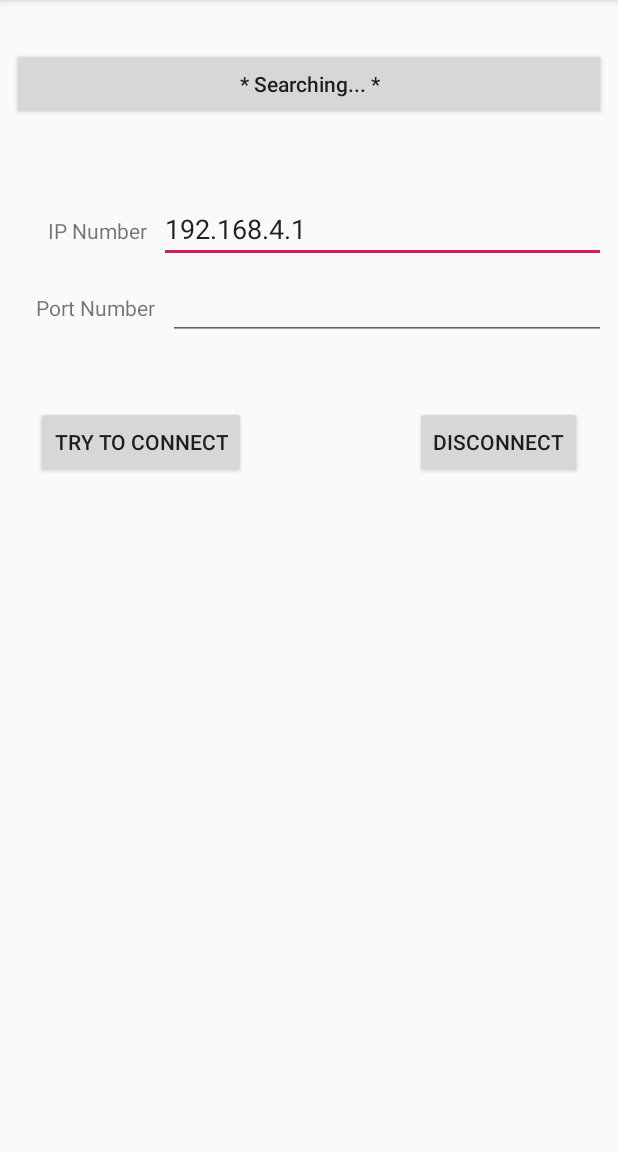
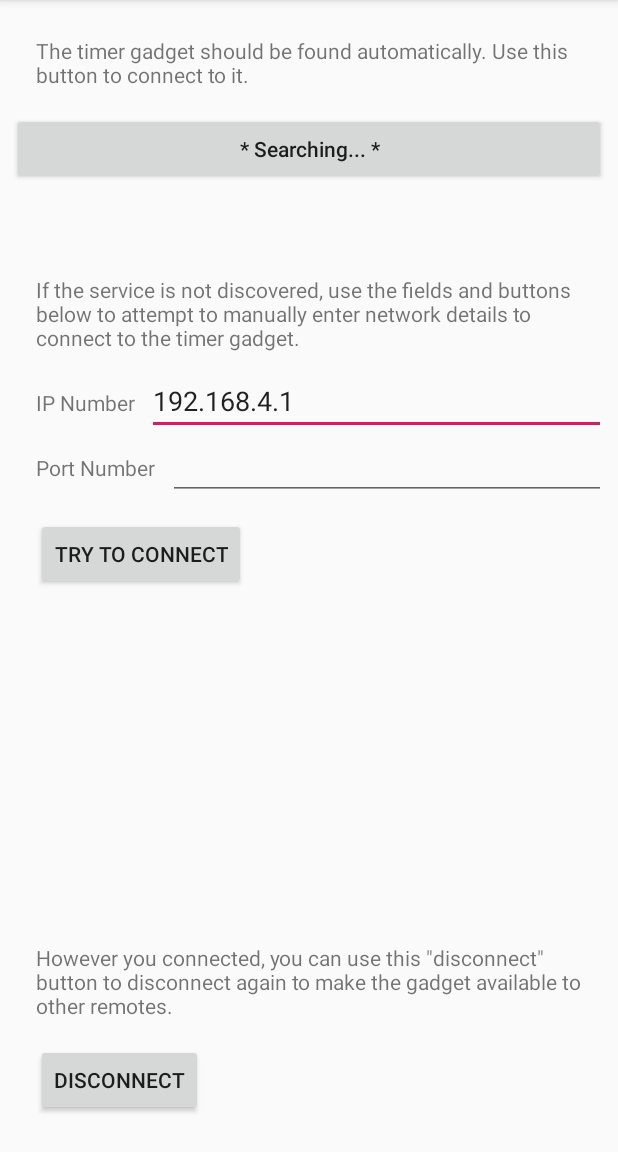
Before and after one commit to steveicarus/archery-timer, an Android app: the ServerConnection screen opened directly, with no data from a screen before it, on a phone screen of 412 x 824 dp, the part 84-1236 px from its top. Run offline under Robolectric (Android 15) with nearby library versions, the light colour scheme and no system bars.

Commit message:
App tracks discovery when ServerConnection activity is active.
Turn on discovery whenever the ServerConnection screen is active
so that the discovered name button tracks the current state of
the discovery process. Turn it off when the screen is not active
to save network bandwidth.

While we're at it, greatly improve the readability and clarity
of the ServerConnection screen.

```diff
--- a/archery_timer_remote/app/src/main/java/com/icarus/archery_timer_remote/ArcheryTimer.java
+++ b/archery_timer_remote/app/src/main/java/com/icarus/archery_timer_remote/ArcheryTimer.java
@@ -54,15 +54,6 @@ public class ArcheryTimer extends Application implements NsdManager.DiscoveryLis
             return service_info_.getServiceName();
     }
 
-    public void show_discovered_name(TextView widget) {
-        widget.setText(get_discovered_name());
-        waiting_for_service_info_ = widget;
-    }
-
-    public void unshow_discovered_name() {
-        waiting_for_service_info_ = null;
-    }
-
     public InetAddress get_discovered_addr() {
         if (service_info_ == null)
             return null;
@@ -76,6 +67,22 @@ public class ArcheryTimer extends Application implements NsdManager.DiscoveryLis
         else
             return service_info_.getPort();
     }
+
+    // Discovery is turned on when show_discovered_name() is called, and is turned
+    // off when unshow_discovered_name() is called. This way, the screen that shows
+    // the discovered service is continuously updated while it is visible, and the
+    // process is turned off when not needed.
+    public void show_discovered_name(TextView widget) {
+        nsdManager.discoverServices(SERVICE_TYPE, NsdManager.PROTOCOL_DNS_SD, this);
+        widget.setText(get_discovered_name());
+        waiting_for_service_info_ = widget;
+    }
+
+    public void unshow_discovered_name() {
+        nsdManager.stopServiceDiscovery(this);
+        waiting_for_service_info_ = null;
+    }
+
 
     // The timer_port_ is the Socket connection to the remote
     // device that we are connecting to.
@@ -96,14 +103,14 @@ public class ArcheryTimer extends Application implements NsdManager.DiscoveryLis
     }
 
     // This method is called when the application is created. Get the members
-    // we need for future use, and start discovery running in the background.
+    // we need for future use, and get the NdManager instance needed for
+    // tracking service discovery.
     @Override
     public void onCreate() {
         Log.i(DTAG, "Create ArcheryTimer.");
         super.onCreate();
         service_info_ = null;
         nsdManager = (NsdManager)getSystemService(Context.NSD_SERVICE);
-        nsdManager.discoverServices(SERVICE_TYPE, NsdManager.PROTOCOL_DNS_SD, this);
     }
 
     @Override
@@ -125,6 +132,9 @@ public class ArcheryTimer extends Application implements NsdManager.DiscoveryLis
     @Override
     public void onServiceLost(NsdServiceInfo info) {
         Log.d(DTAG, "Service lost.");
+        service_info_ = null;
+        if (waiting_for_service_info_ != null)
+            waiting_for_service_info_.setText(get_discovered_name());
     }
 
     public void onServiceResolved(NsdServiceInfo info) {
@@ -139,7 +149,7 @@ public class ArcheryTimer extends Application implements NsdManager.DiscoveryLis
     }
 
     public void onResolveFailed(NsdServiceInfo info, int error_code) {
-        Log.d(DTAG, "Resolve failed.");
+        Log.d(DTAG, "Resolve failed for " + info.toString() + ", error_code=" + error_code);
     }
 
     @Override
--- a/archery_timer_remote/app/src/main/java/com/icarus/archery_timer_remote/ServerConnection.java
+++ b/archery_timer_remote/app/src/main/java/com/icarus/archery_timer_remote/ServerConnection.java
@@ -33,6 +33,7 @@ public class ServerConnection extends AppCompatActivity {
 
     protected void onStart() {
         super.onStart();
+        Log.d(DTAG, "onStart()");
         TextView button = findViewById(R.id.discovered_server_button);
         getArcheryTimer().show_discovered_name(button);
     }
@@ -42,6 +43,7 @@ public class ServerConnection extends AppCompatActivity {
         getArcheryTimer().unshow_discovered_name();
         TextView button = findViewById(R.id.discovered_server_button);
         button.setText("...");
+        Log.d(DTAG, "onStop()");
     }
 
     public void discovered_server_button_click(View view) {
--- a/archery_timer_remote/app/src/main/res/layout/activity_server_connection.xml
+++ b/archery_timer_remote/app/src/main/res/layout/activity_server_connection.xml
@@ -24,19 +24,18 @@
         android:id="@+id/textView2"
         android:layout_width="wrap_content"
         android:layout_height="wrap_content"
-        android:layout_marginStart="32dp"
-        android:layout_marginTop="64dp"
+        android:layout_marginStart="24dp"
+        android:layout_marginTop="24dp"
         android:text="@string/ip_number_label"
         app:layout_constraintStart_toStartOf="parent"
-        app:layout_constraintTop_toBottomOf="@+id/discovered_server_button" />
+        app:layout_constraintTop_toBottomOf="@+id/expert_connect_help" />
 
     <TextView
         android:id="@+id/textView3"
         android:layout_width="wrap_content"
         android:layout_height="wrap_content"
         android:layout_marginStart="24dp"
-        android:layout_marginLeft="24dp"
-        android:layout_marginTop="32dp"
+        android:layout_marginTop="24dp"
         android:text="@string/ip_port_label"
         app:layout_constraintStart_toStartOf="parent"
         app:layout_constraintTop_toBottomOf="@+id/textView2" />
@@ -61,7 +60,7 @@
         android:layout_width="wrap_content"
         android:layout_height="wrap_content"
         android:layout_marginStart="24dp"
-        android:layout_marginTop="56dp"
+        android:layout_marginTop="24dp"
         android:onClick="try_connect_button_click"
         android:text="@string/try_connect_button"
         app:layout_constraintStart_toStartOf="parent"
@@ -71,24 +70,61 @@
         android:id="@+id/disconnect_button"
         android:layout_width="wrap_content"
         android:layout_height="wrap_content"
-        android:layout_marginTop="56dp"
-        android:layout_marginEnd="24dp"
+        android:layout_marginStart="24dp"
+        android:layout_marginBottom="24dp"
         android:onClick="disconnect_button_click"
         android:text="@string/disconnect_button"
-        app:layout_constraintEnd_toEndOf="parent"
-        app:layout_constraintTop_toBottomOf="@+id/textView3" />
+        app:layout_constraintBottom_toBottomOf="parent"
+        app:layout_constraintStart_toStartOf="parent" />
 
     <Button
         android:id="@+id/discovered_server_button"
         android:layout_width="0dp"
         android:layout_height="wrap_content"
         android:layout_marginStart="8dp"
-        android:layout_marginTop="32dp"
+        android:layout_marginTop="16dp"
         android:layout_marginEnd="8dp"
         android:onClick="discovered_server_button_click"
         android:text="@string/discovered_server_button"
         android:textAllCaps="false"
         app:layout_constraintEnd_toEndOf="parent"
+        app:layout_constraintHorizontal_bias="0.0"
+        app:layout_constraintStart_toStartOf="parent"
+        app:layout_constraintTop_toBottomOf="@+id/discovered_server_help" />
+
+    <TextView
+        android:id="@+id/expert_connect_help"
+        android:layout_width="0dp"
+        android:layout_height="wrap_content"
+        android:layout_marginStart="24dp"
+        android:layout_marginTop="60dp"
+        android:layout_marginEnd="24dp"
+        android:text="@string/expert_connect_help"
+        app:layout_constraintEnd_toEndOf="parent"
+        app:layout_constraintStart_toStartOf="parent"
+        app:layout_constraintTop_toBottomOf="@+id/discovered_server_button" />
+
+    <TextView
+        android:id="@+id/discovered_server_help"
+        android:layout_width="0dp"
+        android:layout_height="wrap_content"
+        android:layout_marginStart="24dp"
+        android:layout_marginTop="24dp"
+        android:layout_marginEnd="24dp"
+        android:text="@string/discovered_server_help"
+        app:layout_constraintEnd_toEndOf="parent"
         app:layout_constraintStart_toStartOf="parent"
         app:layout_constraintTop_toTopOf="parent" />
+
+    <TextView
+        android:id="@+id/disconnect_help"
+        android:layout_width="0dp"
+        android:layout_height="wrap_content"
+        android:layout_marginStart="24dp"
+        android:layout_marginEnd="24dp"
+        android:layout_marginBottom="16dp"
+        android:text="@string/disconnect_help"
+        app:layout_constraintBottom_toTopOf="@+id/disconnect_button"
+        app:layout_constraintEnd_toEndOf="parent"
+        app:layout_constraintStart_toStartOf="parent" />
 </androidx.constraintlayout.widget.ConstraintLayout>
--- a/archery_timer_remote/app/src/main/res/values/strings.xml
+++ b/archery_timer_remote/app/src/main/res/values/strings.xml
@@ -19,4 +19,7 @@
     <string name="settings_done_button">Done</string>
     <string name="settings_revert_button">Revert</string>
     <string name="discovered_server_button">No Gadget Found</string>
+    <string name="expert_connect_help">If the service is not discovered, use the fields and buttons below to attempt to manually enter network details to connect to the timer gadget.</string>
+    <string name="discovered_server_help">The timer gadget should be found automatically. Use this button to connect to it.</string>
+    <string name="disconnect_help">However you connected, you can use this \"disconnect\" button to disconnect again to make the gadget available to other remotes.</string>
 </resources>
```
Also changed, not shown: 2 other files.
